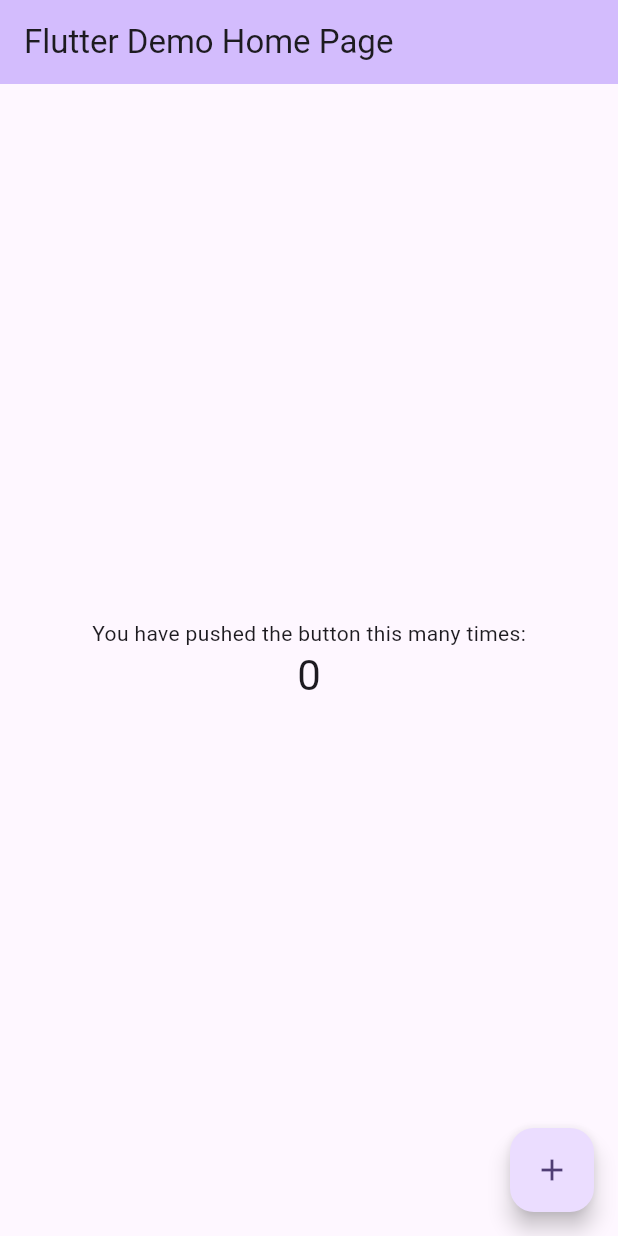
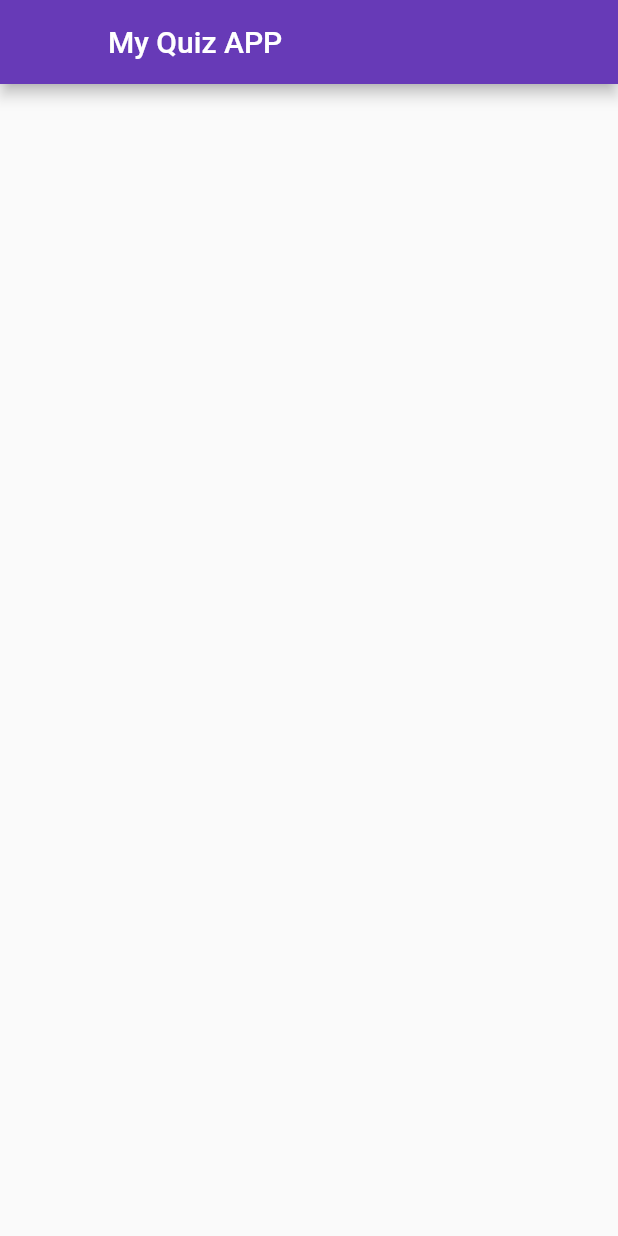
Before and after one commit to kimgeuntae/flutter_quiz_app, a Flutter app: the screen it shows after launch, on a phone screen of 412 x 824 dp. Run offline on Flutter 3.47's test engine with Material 2 defaults, Android fonts, the phone set to English and light mode, and no system bars.

Commit message:
Add: default home screen

```diff
--- a/lib/main.dart
+++ b/lib/main.dart
@@ -1,4 +1,6 @@
 import 'package:flutter/material.dart';
+
+import 'screen/home_screen.dart';
 
 void main() {
   runApp(const MyApp());
@@ -11,115 +13,8 @@ class MyApp extends StatelessWidget {
   @override
   Widget build(BuildContext context) {
     return MaterialApp(
-      title: 'Flutter Demo',
-      theme: ThemeData(
-        // This is the theme of your application.
-        //
-        // TRY THIS: Try running your application with "flutter run". You'll see
-        // the application has a blue toolbar. Then, without quitting the app,
-        // try changing the seedColor in the colorScheme below to Colors.green
-        // and then invoke "hot reload" (save your changes or press the "hot
-        // reload" button in a Flutter-supported IDE, or press "r" if you used
-        // the command line to start the app).
-        //
-        // Notice that the counter didn't reset back to zero; the application
-        // state is not lost during the reload. To reset the state, use hot
-        // restart instead.
-        //
-        // This works for code too, not just values: Most code changes can be
-        // tested with just a hot reload.
-        colorScheme: ColorScheme.fromSeed(seedColor: Colors.deepPurple),
-        useMaterial3: true,
-      ),
-      home: const MyHomePage(title: 'Flutter Demo Home Page'),
+      title: 'My Quiz App',
+      home: HomeScreen(),
     );
   }
 }
-
-class MyHomePage extends StatefulWidget {
-  const MyHomePage({super.key, required this.title});
-
-  // This widget is the home page of your application. It is stateful, meaning
-  // that it has a State object (defined below) that contains fields that affect
-  // how it looks.
-
-  // This class is the configuration for the state. It holds the values (in this
-  // case the title) provided by the parent (in this case the App widget) and
-  // used by the build method of the State. Fields in a Widget subclass are
-  // always marked "final".
-
-  final String title;
-
-  @override
-  State<MyHomePage> createState() => _MyHomePageState();
-}
-
-class _MyHomePageState extends State<MyHomePage> {
-  int _counter = 0;
-
-  void _incrementCounter() {
-    setState(() {
-      // This call to setState tells the Flutter framework that something has
-      // changed in this State, which causes it to rerun the build method below
-      // so that the display can reflect the updated values. If we changed
-      // _counter without calling setState(), then the build method would not be
-      // called again, and so nothing would appear to happen.
-      _counter++;
-    });
-  }
-
-  @override
-  Widget build(BuildContext context) {
-    // This method is rerun every time setState is called, for instance as done
-    // by the _incrementCounter method above.
-    //
-    // The Flutter framework has been optimized to make rerunning build methods
-    // fast, so that you can just rebuild anything that needs updating rather
-    // than having to individually change instances of widgets.
-    return Scaffold(
-      appBar: AppBar(
-        // TRY THIS: Try changing the color here to a specific color (to
-        // Colors.amber, perhaps?) and trigger a hot reload to see the AppBar
-        // change color while the other colors stay the same.
-        backgroundColor: Theme.of(context).colorScheme.inversePrimary,
-        // Here we take the value from the MyHomePage object that was created by
-        // the App.build method, and use it to set our appbar title.
-        title: Text(widget.title),
-      ),
-      body: Center(
-        // Center is a layout widget. It takes a single child and positions it
-        // in the middle of the parent.
-        child: Column(
-          // Column is also a layout widget. It takes a list of children and
-          // arranges them vertically. By default, it sizes itself to fit its
-          // children horizontally, and tries to be as tall as its parent.
-          //
-          // Column has various properties to control how it sizes itself and
-          // how it positions its children. Here we use mainAxisAlignment to
-          // center the children vertically; the main axis here is the vertical
-          // axis because Columns are vertical (the cross axis would be
-          // horizontal).
-          //
-          // TRY THIS: Invoke "debug painting" (choose the "Toggle Debug Paint"
-          // action in the IDE, or press "p" in the console), to see the
-          // wireframe for each widget.
-          mainAxisAlignment: MainAxisAlignment.center,
-          children: <Widget>[
-            const Text(
-              'You have pushed the button this many times:',
-            ),
-            Text(
-              '$_counter',
-              style: Theme.of(context).textTheme.headlineMedium,
-            ),
-          ],
-        ),
-      ),
-      floatingActionButton: FloatingActionButton(
-        onPressed: _incrementCounter,
-        tooltip: 'Increment',
-        child: const Icon(Icons.add),
-      ), // This trailing comma makes auto-formatting nicer for build methods.
-    );
-  }
-}
--- /dev/null
+++ b/lib/screen/home_screen.dart
@@ -0,0 +1,28 @@
+import 'package:flutter/material.dart';
+
+class HomeScreen extends StatefulWidget {
+  const HomeScreen({super.key});
+
+  @override
+  State<HomeScreen> createState() => _HomeScreenState();
+}
+
+class _HomeScreenState extends State<HomeScreen> {
+  @override
+  Widget build(BuildContext context) {
+    Size screenSize = MediaQuery.of(context).size;
+
+    double width = screenSize.width;
+    double height = screenSize.height;
+
+    return SafeArea(
+      child: Scaffold(
+        appBar: AppBar(
+          title: Text('My Quiz APP'),
+          backgroundColor: Colors.deepPurple,
+          leading: Container(),
+        ),
+      ),
+    );
+  }
+}
```
